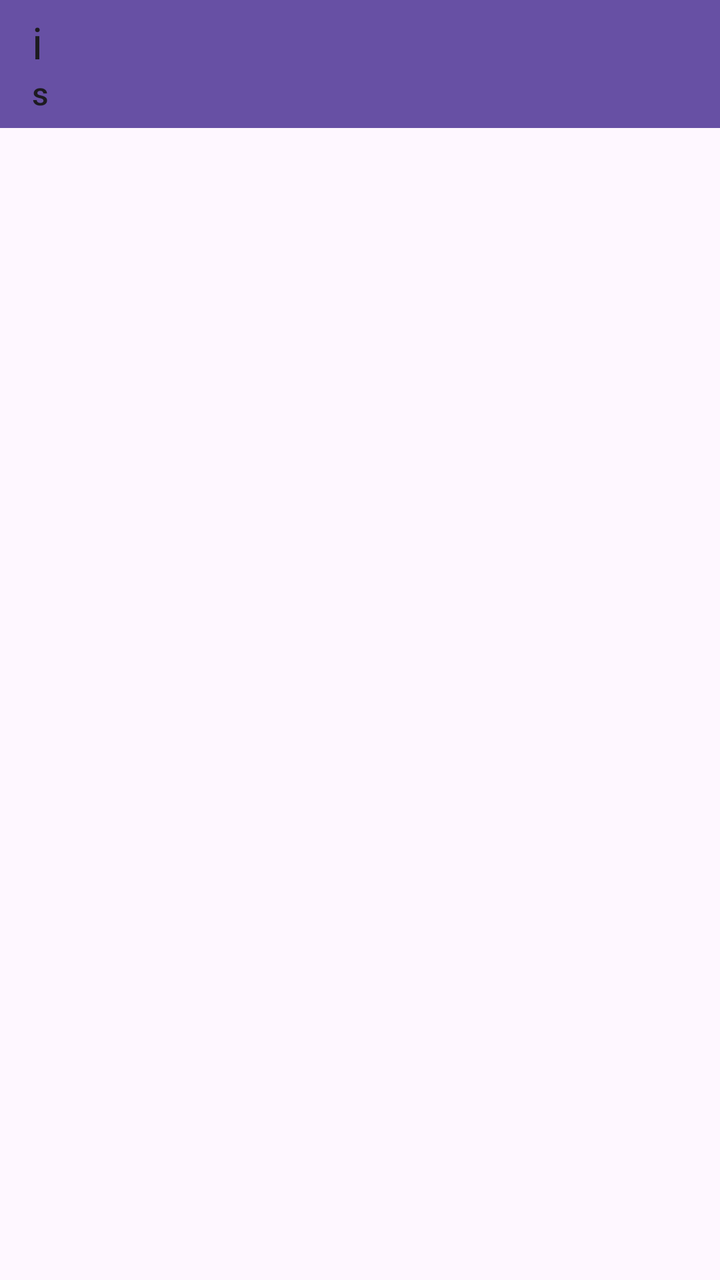
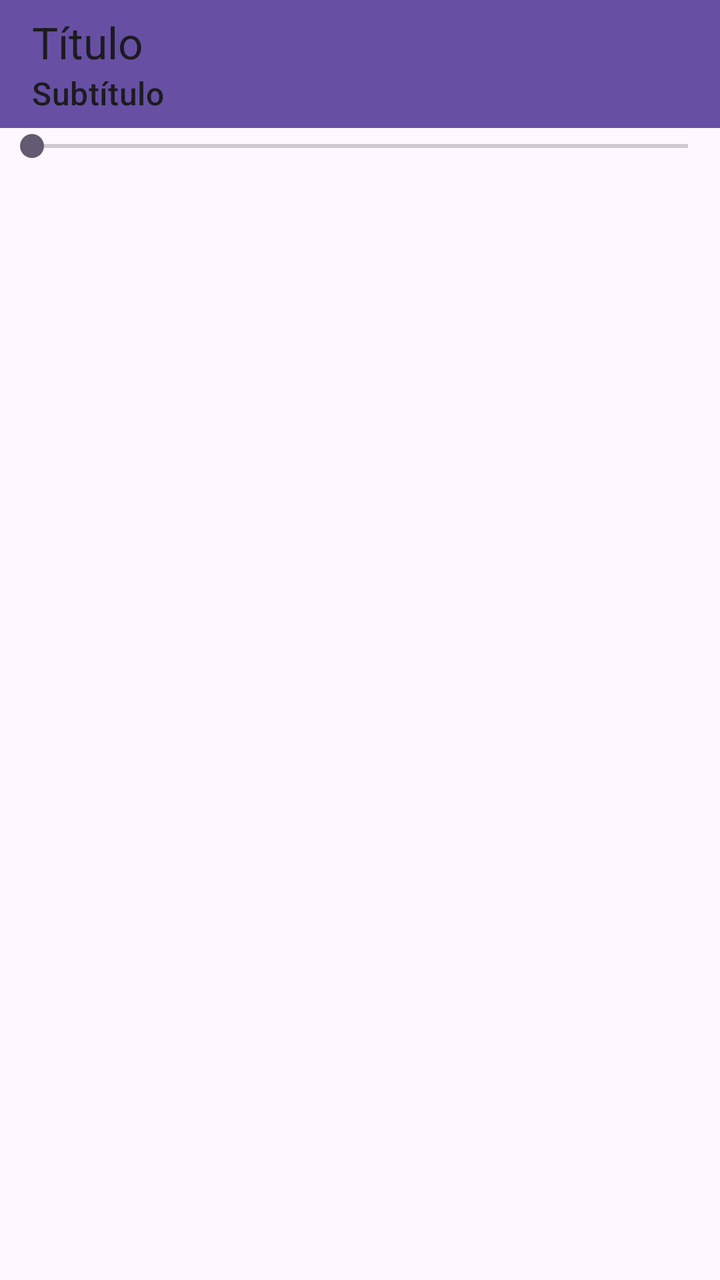

The first picture is an Android layout as it rendered before a commit; the second is the same layout after the commit. The layout source and the unified diff follow.
<!-- AndroidManifest.xml: application theme Theme.ProjetoPDMII -->
<!-- res/layout/activity_tela02.xml -->
<?xml version="1.0" encoding="utf-8"?>
<LinearLayout xmlns:android="http://schemas.android.com/apk/res/android"
    xmlns:app="http://schemas.android.com/apk/res-auto"
    xmlns:tools="http://schemas.android.com/tools"
    android:id="@+id/main"
    android:layout_width="match_parent"
    android:layout_height="match_parent"
    android:orientation="vertical"
    tools:context=".Tela02">

    <androidx.appcompat.widget.Toolbar
        android:id="@+id/toolbar"
        android:layout_width="match_parent"
        android:layout_height="wrap_content"
        android:background="?attr/colorPrimary"
        android:minHeight="?attr/actionBarSize"
        android:theme="?attr/actionBarTheme"
        app:subtitle="s"
        app:title="i" />

</LinearLayout>
<!-- resources referenced by this layout -->
<resources>
  <style name="Theme.ProjetoPDMII" parent="Base.Theme.ProjetoPDMII" />
  <style name="Base.Theme.ProjetoPDMII" parent="Theme.Material3.DayNight.NoActionBar">
          
          
      </style>
</resources>

<!-- the commit's change to res/layout/activity_tela02.xml (unified diff, before → after) -->
@@ -15,7 +15,12 @@
         android:background="?attr/colorPrimary"
         android:minHeight="?attr/actionBarSize"
         android:theme="?attr/actionBarTheme"
-        app:subtitle="s"
-        app:title="i" />
+        app:subtitle="Subtítulo"
+        app:title="Título" />
+
+    <SeekBar
+        android:id="@+id/seekBar"
+        android:layout_width="match_parent"
+        android:layout_height="wrap_content" />
 
 </LinearLayout>
